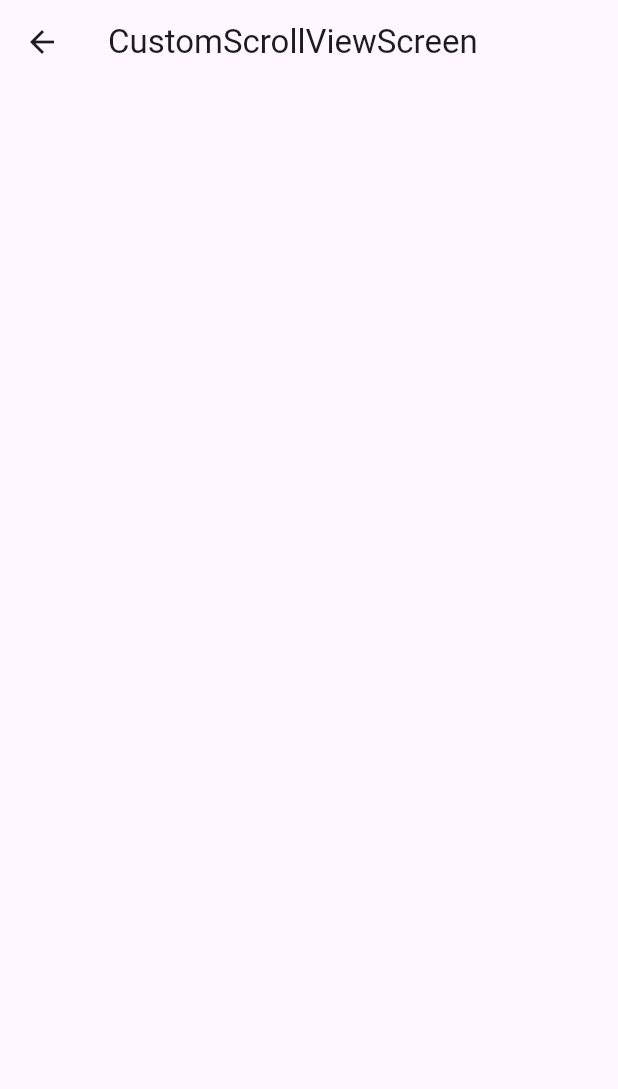
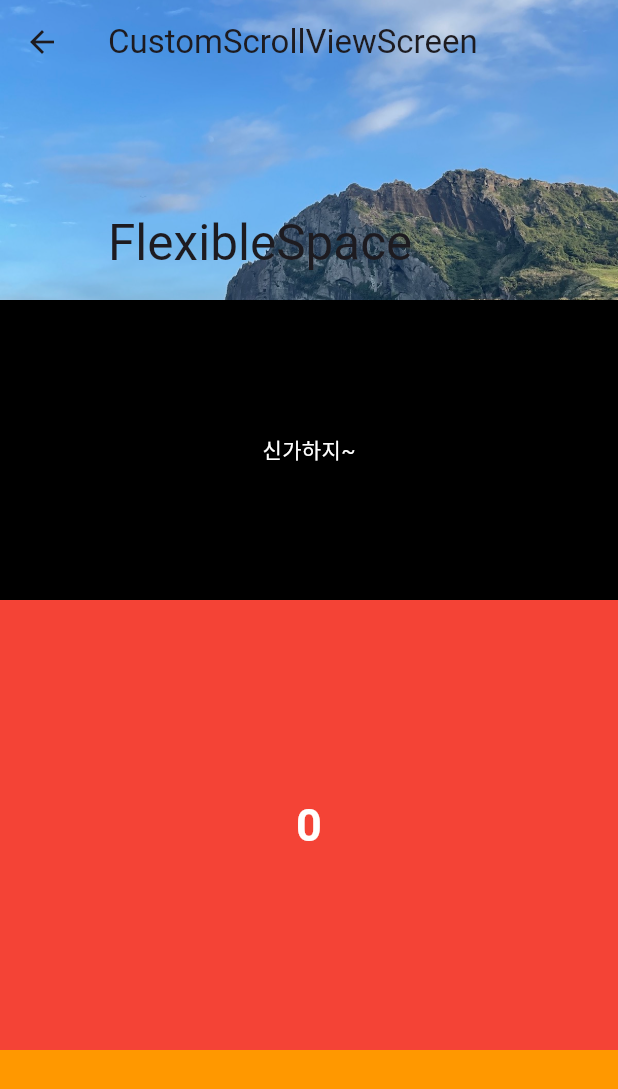
Before and after one commit to chwnnn/flutter-scrollable-widgets, a Flutter app: the screen it shows after launch, after a tap on "CustomScrollViewScreen", on a phone screen of 412 x 824 dp. Shown: the top 1089 px of the screen. Run offline on Flutter 3.47's test engine with Material 3 defaults, Android fonts, the phone set to English and light mode, and no system bars.

Commit message:
study day3

```diff
--- a/lib/screen/custom_scroll_view_screen.dart
+++ b/lib/screen/custom_scroll_view_screen.dart
@@ -1,18 +1,178 @@
 import 'package:flutter/material.dart';
 import 'package:flutter_scrollable_widgets/const/colors.dart';
 
+class _SliverFixedHeaderDelegate extends SliverPersistentHeaderDelegate {
+  final Widget child;
+  final double maxHeight;
+  final double minHeight;
+
+  _SliverFixedHeaderDelegate({
+    required this.child,
+    required this.maxHeight,
+    required this.minHeight,
+  });
+
+  @override
+  Widget build(
+      BuildContext context, double shrinkOffset, bool overlapsContent) {
+    return SizedBox.expand(
+      child: child,
+    );
+  }
+
+  @override
+  // 최대 높이
+  double get maxExtent => maxHeight;
+
+  @override
+  // 최소 높이
+  double get minExtent => minHeight;
+
+  @override
+  // covariant - 상속된 클래스도 사용 가능
+  // oldDelegate - build가 실행됐을 때 이전 Delegate
+  // this - 새로운 Delegate
+  // shouldRebuild - 새로 build를 해야할지 말지 결정
+  // false - build 안 함 true - 빌드 다시 함
+  bool shouldRebuild(_SliverFixedHeaderDelegate oldDelegate) {
+    return oldDelegate.minHeight != minHeight ||
+        oldDelegate.maxHeight != maxHeight ||
+        oldDelegate.child != child;
+  }
+}
+
 class CustomScrollViewScreen extends StatelessWidget {
-  const CustomScrollViewScreen({super.key});
+  final List<int> numbers = List.generate(100, (index) => index);
+
+  CustomScrollViewScreen({super.key});
 
   @override
   Widget build(BuildContext context) {
     return Scaffold(
       body: CustomScrollView(
         slivers: [
-          SliverAppBar(
-            title: Text('CustomScrollViewScreen'),
+          renderSliverAppBar(),
+          renderHeader(),
+          renderBuilderSliverList(),
+          renderHeader(),
+          renderSliverGridBuilder(),
+          renderHeader(),
+          renderBuilderSliverList(),
+          renderHeader(),
+          renderSliverGridBuilder(),
+          renderHeader(),
+        ],
+      ),
+    );
+  }  // AppBar
+
+  SliverPersistentHeader renderHeader(){
+    return SliverPersistentHeader(
+      pinned: true,
+      delegate: _SliverFixedHeaderDelegate(
+        child: Container(
+          color: Colors.black,
+          child: Center(
+            child: Text(
+              '신가하지~',
+              style: TextStyle(
+                color: Colors.white,
+              ),
+            ),
           ),
-        ],
+        ),
+        minHeight: 50,
+        maxHeight: 200,
+      ),
+    );
+  }
+
+  SliverAppBar renderSliverAppBar() {
+    return SliverAppBar(
+      // 스크롤했을 떄 리스트의 중간에도 AppBar가 내려오게 할 수 있음.
+      floating: true,
+      // 완전 고정
+      pinned: false,
+      // 자석 효과
+      // floating true에만 사용 가능
+      snap: false,
+      // 맨 위에서 한계 이상으로 스크롤했을 때
+      // 남는 공간을 차지
+      stretch: true,
+      expandedHeight: 200,
+      collapsedHeight: 150,
+      flexibleSpace: FlexibleSpaceBar(
+        background: Image.asset(
+          'asset/img/image_1.jpeg',
+          fit: BoxFit.cover,
+        ),
+        title: Text('FlexibleSpace'),
+      ),
+      title: Text('CustomScrollViewScreen'),
+      backgroundColor: Colors.blue,
+    );
+  }
+
+  // ListView 기본 생성자와 유사함.
+  SliverList renderChildSliverList() {
+    return SliverList(
+      delegate: SliverChildListDelegate(
+        numbers
+            .map(
+              (e) => renderContainer(
+                  color: rainbowColors[e % rainbowColors.length], index: e),
+            )
+            .toList(),
+      ),
+    );
+  }
+
+  // ListView.builder 생성자와 유사함.
+  SliverList renderBuilderSliverList() {
+    return SliverList(
+      delegate: SliverChildBuilderDelegate(
+        (context, index) {
+          return renderContainer(
+            color: rainbowColors[index % rainbowColors.length],
+            index: index,
+          );
+        },
+        childCount: 20,
+      ),
+    );
+  }
+
+  // GridView.count 유사함
+  SliverGrid renderChildSliverGrid() {
+    return SliverGrid(
+      delegate: SliverChildListDelegate(
+        numbers
+            .map(
+              (e) => renderContainer(
+                  color: rainbowColors[e % rainbowColors.length], index: e),
+            )
+            .toList(),
+      ),
+      gridDelegate: SliverGridDelegateWithFixedCrossAxisCount(
+        crossAxisCount: 2,
+      ),
+    );
+  }
+
+  // GridView.builder 유사함.
+  SliverGrid renderSliverGridBuilder() {
+    return SliverGrid(
+      delegate: SliverChildBuilderDelegate(
+        (context, index) {
+          return renderContainer(
+            color: rainbowColors[index % rainbowColors.length],
+            index: index,
+          );
+        },
+        childCount: 20,
+      ),
+      gridDelegate: SliverGridDelegateWithMaxCrossAxisExtent(
+        maxCrossAxisExtent: 150,
       ),
     );
   }
--- a/pubspec.yaml
+++ b/pubspec.yaml
@@ -58,6 +58,8 @@ flutter:
   # the material Icons class.
   uses-material-design: true
 
+  assets:
+    - asset/img/image_1.jpeg
   # To add assets to your application, add an assets section, like this:
   # assets:
   #   - images/a_dot_burr.jpeg
```
Also changed, not shown: lib/screen/home_screen.dart (+10 -0 lines), lib/screen/refresh_indicator.dart (added, +52 -0 lines), lib/screen/scrollbar_screen.dart (added, +52 -0 lines), asset/img/image_1.jpeg (added).
